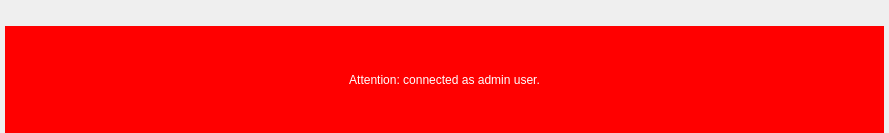
Before: the Qt Designer form nicos_ess/gui/main.ui in ess-dmsc/nicos, drawn with Qt 5.
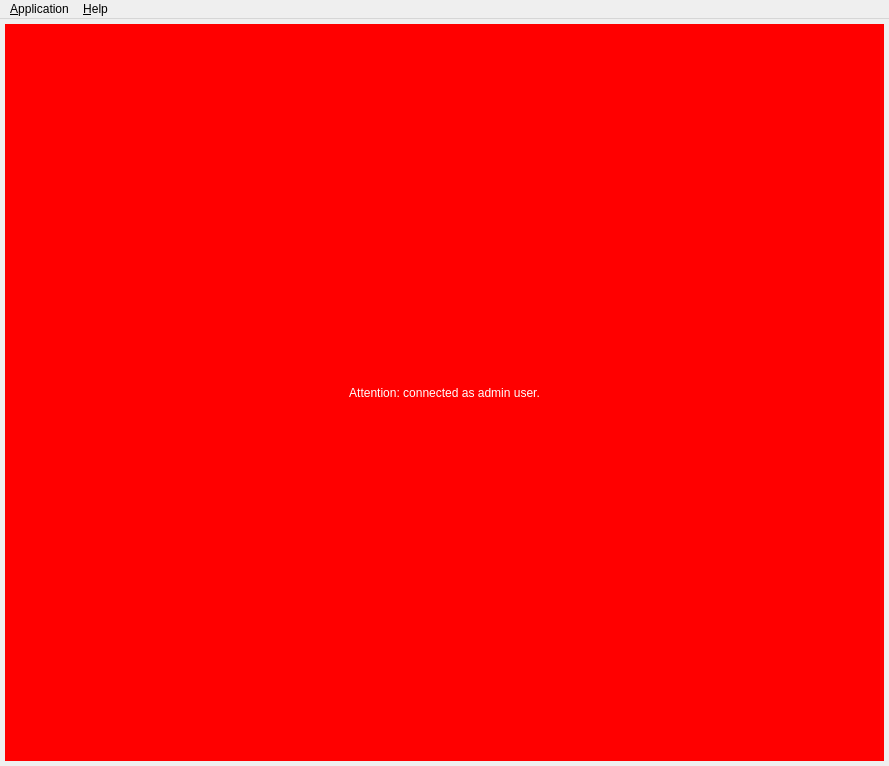
After: the same form once the commit is applied. Icons and pictures are not drawn.

Commit message: move logout and user info to the dashboard panel, readd menubar to main window

What changed in the file:
```diff
--- a/nicos_ess/gui/main.ui
+++ b/nicos_ess/gui/main.ui
@@ -7,67 +7,28 @@
     <x>0</x>
     <y>0</y>
     <width>889</width>
-    <height>133</height>
+    <height>766</height>
    </rect>
   </property>
   <property name="toolButtonStyle">
    <enum>Qt::ToolButtonIconOnly</enum>
   </property>
   <widget class="QWidget" name="centralWidget">
-   <layout class="QVBoxLayout" name="verticalLayout">
+   <layout class="QHBoxLayout" name="horizontalLayout">
     <property name="leftMargin">
      <number>5</number>
     </property>
     <property name="topMargin">
-     <number>0</number>
+     <number>5</number>
     </property>
     <property name="rightMargin">
      <number>5</number>
     </property>
     <property name="bottomMargin">
-     <number>0</number>
+     <number>5</number>
     </property>
-    <item>
-     <layout class="QHBoxLayout" name="menuLayout" stretch="0,1,0">
-      <property name="leftMargin">
-       <number>6</number>
-      </property>
-      <property name="topMargin">
-       <number>6</number>
-      </property>
-      <property name="rightMargin">
-       <number>10</number>
-      </property>
-      <item>
-       <layout class="QHBoxLayout" name="menuLeft"/>
-      </item>
-      <item>
-       <spacer name="horizontalSpacer">
-        <property name="orientation">
-         <enum>Qt::Horizontal</enum>
-        </property>
-        <property name="sizeHint" stdset="0">
-         <size>
-          <width>40</width>
-          <height>20</height>
-         </size>
-        </property>
-       </spacer>
-      </item>
-      <item>
-       <layout class="QHBoxLayout" name="menuRight">
-        <property name="topMargin">
-         <number>5</number>
-        </property>
-       </layout>
-      </item>
-     </layout>
-    </item>
     <item>
      <layout class="QVBoxLayout" name="centralLayout">
-      <property name="spacing">
-       <number>5</number>
-      </property>
       <item>
        <widget class="QLabel" name="adminLabel">
         <property name="styleSheet">
@@ -86,6 +47,41 @@
     </item>
    </layout>
   </widget>
+  <widget class="QMenuBar" name="menubar">
+   <property name="geometry">
+    <rect>
+     <x>0</x>
+     <y>0</y>
+     <width>889</width>
+     <height>22</height>
+    </rect>
+   </property>
+   <widget class="QMenu" name="menuHelp">
+    <property name="title">
+     <string>&amp;Help</string>
+    </property>
+    <addaction name="actionNicosHelp"/>
+    <addaction name="actionNicosDocu"/>
+    <addaction name="separator"/>
+    <addaction name="actionDebugConsole"/>
+    <addaction name="separator"/>
+    <addaction name="actionAbout"/>
+   </widget>
+   <widget class="QMenu" name="menuFile">
+    <property name="title">
+     <string>&amp;Application</string>
+    </property>
+    <addaction name="actionConnect"/>
+    <addaction name="actionViewOnly"/>
+    <addaction name="actionExpert"/>
+    <addaction name="separator"/>
+    <addaction name="actionPreferences"/>
+    <addaction name="separator"/>
+    <addaction name="actionExit"/>
+   </widget>
+   <addaction name="menuFile"/>
+   <addaction name="menuHelp"/>
+  </widget>
   <action name="actionConnect">
    <property name="checkable">
     <bool>false</bool>
```
Left out of the diff: 12 changed lines with no effect on the pictures. The commit also changes 4 other files.
